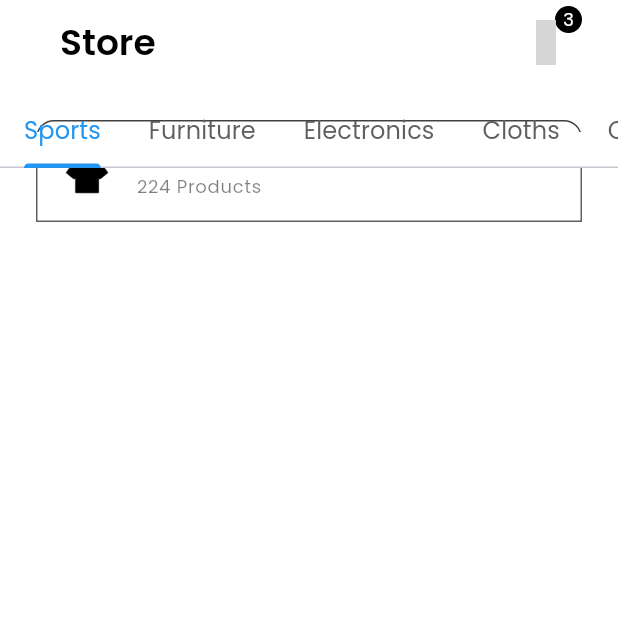
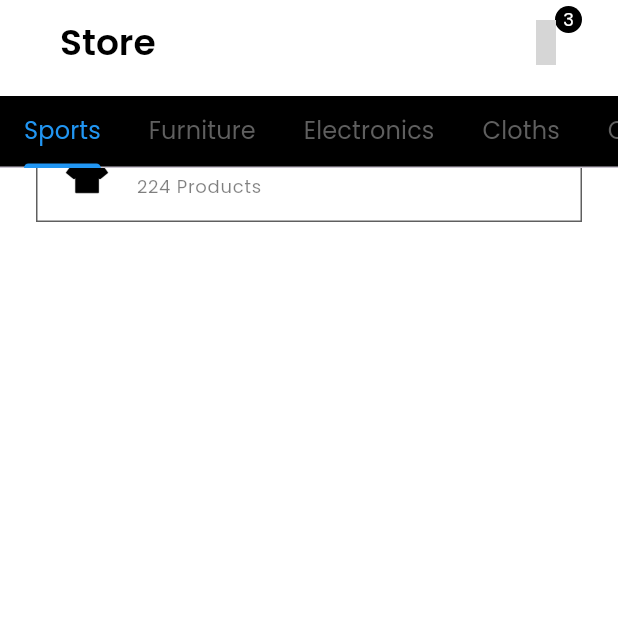
Before and after one commit to ARgod7/e-commerce-app, a Flutter app: the StoreScreen screen opened directly, scrolled down 410 dp, on a phone screen of 412 x 824 dp, the top half of it. Run offline on Flutter 3.47's test engine with Material 3 defaults, Android fonts, the phone set to English and light mode, and no system bars; our stand-ins replace carousel_slider, get, get_storage, google_nav_bar, iconsax, logger and 1 more; accounts and stored records are empty; grey boxes are pictures that could not be loaded.

Commit message:
tab bar complete

```diff
--- a/lib/features/shop/models/tab_bar.dart
+++ b/lib/features/shop/models/tab_bar.dart
@@ -12,7 +12,9 @@ class ATabBar extends StatelessWidget implements PreferredSizeWidget {
 
   @override
   Widget build(BuildContext context) {
-    return TabBar(
+    return Container(
+      color: AColors.black,
+      child: TabBar(
         tabs: tabs,
         isScrollable: true,
         tabAlignment: TabAlignment.start,
@@ -21,6 +23,7 @@ class ATabBar extends StatelessWidget implements PreferredSizeWidget {
             ? AColors.white
             : AColors.primary,
         unselectedLabelColor: AColors.darkGrey,
+      ),
     );
   }
 
--- a/lib/features/shop/screens/store.dart
+++ b/lib/features/shop/screens/store.dart
@@ -75,7 +75,10 @@ class StoreScreen extends StatelessWidget {
                 ),
                 bottom: const ATabBar(
                   tabs: [
-                    Tab(child: Text('Sports')),
+                    Tab(
+                        child: Text(
+                      'Sports',
+                    )),
                     Tab(child: Text('Furniture')),
                     Tab(child: Text('Electronics')),
                     Tab(child: Text('Cloths')),
```
Lines whose indentation alone changed are shown as unchanged.
